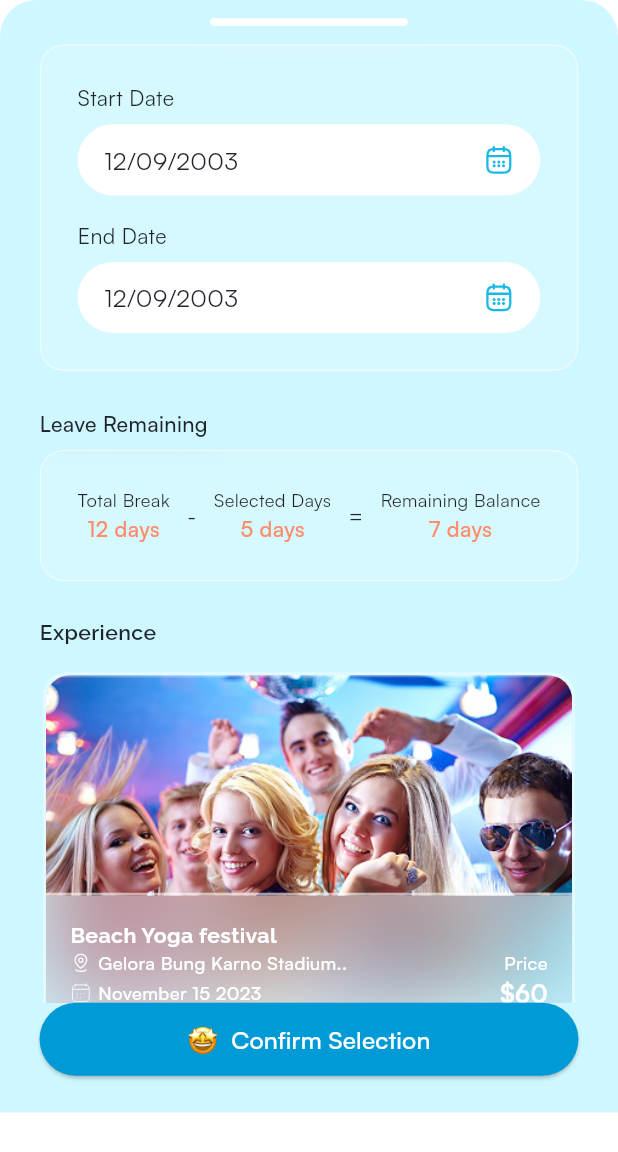
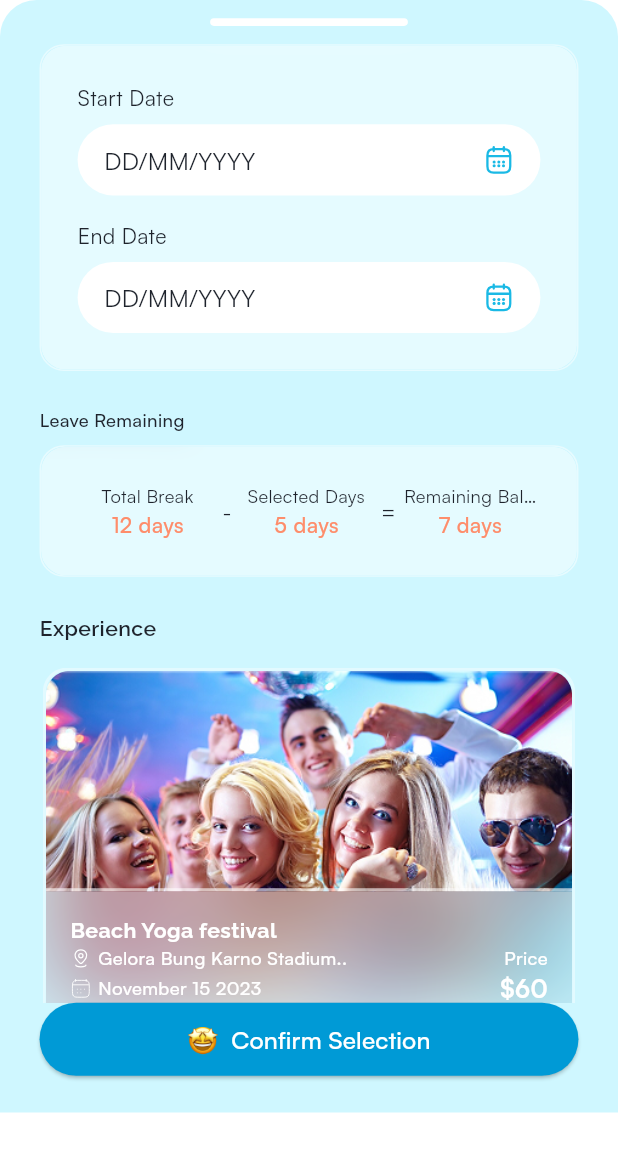
Before and after one commit to Jossyboydgenius/BetterBreaks, a Flutter app: the SummaryBottomSheet widget shown alone on an empty page, opened directly with empty values, on a phone screen of 412 x 824 dp. Shown: the top 1152 px of the screen. Run offline on Flutter 3.47's test engine with Material 3 defaults, Android fonts, the phone set to English and light mode, and no system bars; our stand-ins replace bot_toast, connectivity_plus, dots_indicator, flutter_dotenv, flutter_screenutil, flutter_svg and 3 more; project files that could hold a hidden picture were left out.

Commit message:
Refactor SummaryBottomSheet to utilize GlassyContainer for enhanced UI consistency. Update date selection and leave balance display for improved aesthetics and readability.

```diff
--- a/lib/ui/widgets/summary_bottom_sheet.dart
+++ b/lib/ui/widgets/summary_bottom_sheet.dart
@@ -10,6 +10,7 @@ import 'dart:ui';
 import 'package:intl/intl.dart';
 import 'package:dots_indicator/dots_indicator.dart';
 import 'package:better_breaks/ui/widgets/event_card.dart';
+import 'package:better_breaks/shared/widgets/shared_widgets.dart';
 
 class SummaryBottomSheet extends StatefulWidget {
   final DateTime? startDate;
@@ -124,17 +125,12 @@ class _SummaryBottomSheetState extends State<SummaryBottomSheet> {
   }
 
   Widget _buildDateSelectionContainer() {
-    return ClipRRect(
-      borderRadius: BorderRadius.circular(16.r),
-      child: BackdropFilter(
-        filter: ImageFilter.blur(sigmaX: 10, sigmaY: 10),
-        child: Container(
+    return GlassyContainer(
       padding: EdgeInsets.all(24.r),
-          decoration: BoxDecoration(
-            color: Colors.white.withOpacity(0.15),
-            border: Border.all(color: Colors.white.withOpacity(0.5)),
-            borderRadius: BorderRadius.circular(16.r),
-          ),
+      backgroundColor: Colors.white,
+      borderColor: Colors.white,
+      blurSigmaX: 10,
+      blurSigmaY: 10,
       child: Column(
         crossAxisAlignment: CrossAxisAlignment.start,
         children: [
@@ -142,8 +138,6 @@ class _SummaryBottomSheetState extends State<SummaryBottomSheet> {
           SizedBox(height: 16.h),
           _buildDateInput('End Date', widget.endDate, false),
         ],
-          ),
-        ),
       ),
     );
   }
@@ -171,7 +165,7 @@ class _SummaryBottomSheetState extends State<SummaryBottomSheet> {
             child: Row(
               children: [
                 Text(
-                  date != null ? _dateFormat.format(date) : '12/09/2003',
+                  date != null ? _dateFormat.format(date) : 'DD/MM/YYYY',
                   style: AppTextStyle.satoshi(
                     fontSize: 16.sp,
                     color: AppColors.lightBlack,
@@ -198,24 +192,19 @@ class _SummaryBottomSheetState extends State<SummaryBottomSheet> {
         Text(
           'Leave Remaining',
           style: AppTextStyle.satoshi(
-            fontSize: 14.sp,
+            fontSize: 12.sp,
             fontWeight: FontWeight.w500,
             color: AppColors.lightBlack,
           ),
         ),
         SizedBox(height: 8.h),
-        ClipRRect(
-          borderRadius: BorderRadius.circular(16.r),
-          child: BackdropFilter(
-            filter: ImageFilter.blur(sigmaX: 10, sigmaY: 10),
-            child: Container(
+        GlassyContainer(
           width: double.infinity,
           padding: EdgeInsets.all(24.r),
-              decoration: BoxDecoration(
-                color: Colors.white.withOpacity(0.15),
-                border: Border.all(color: Colors.white.withOpacity(0.5)),
-                borderRadius: BorderRadius.circular(16.r),
-              ),
+          backgroundColor: Colors.white,
+          borderColor: Colors.white,
+          blurSigmaX: 10,
+          blurSigmaY: 10,
           child: Row(
             mainAxisAlignment: MainAxisAlignment.spaceBetween,
             children: [
@@ -239,8 +228,6 @@ class _SummaryBottomSheetState extends State<SummaryBottomSheet> {
             ],
           ),
         ),
-          ),
-        ),
       ],
     );
   }
@@ -248,11 +235,16 @@ class _SummaryBottomSheetState extends State<SummaryBottomSheet> {
   Widget _buildLeaveColumn(String label, int days) {
     return Column(
       children: [
-        Text(
+        SizedBox(
+          width: 85.w,
+          child: Text(
             label,
             style: AppTextStyle.satoshi(
               fontSize: 12.sp,
               color: AppColors.lightBlack,
+            ),
+            textAlign: TextAlign.center,
+            overflow: TextOverflow.ellipsis,
           ),
         ),
         Text(
```
Lines whose indentation alone changed are shown as unchanged.
